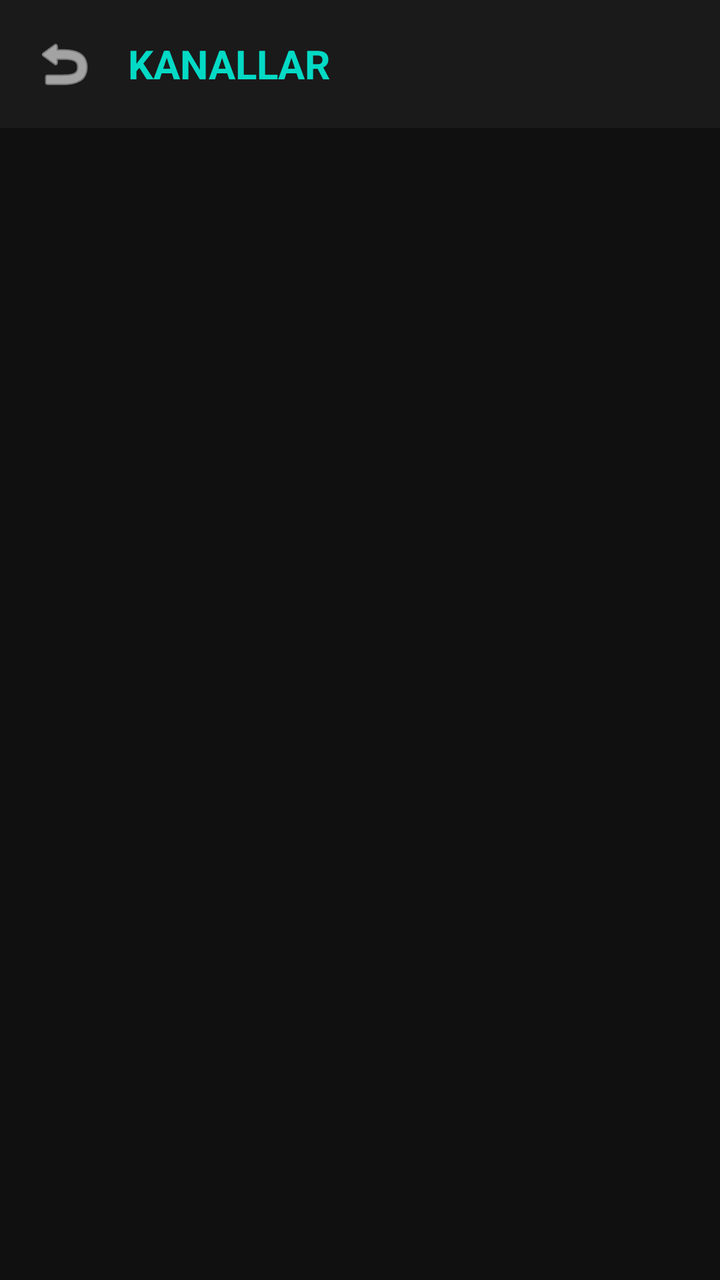
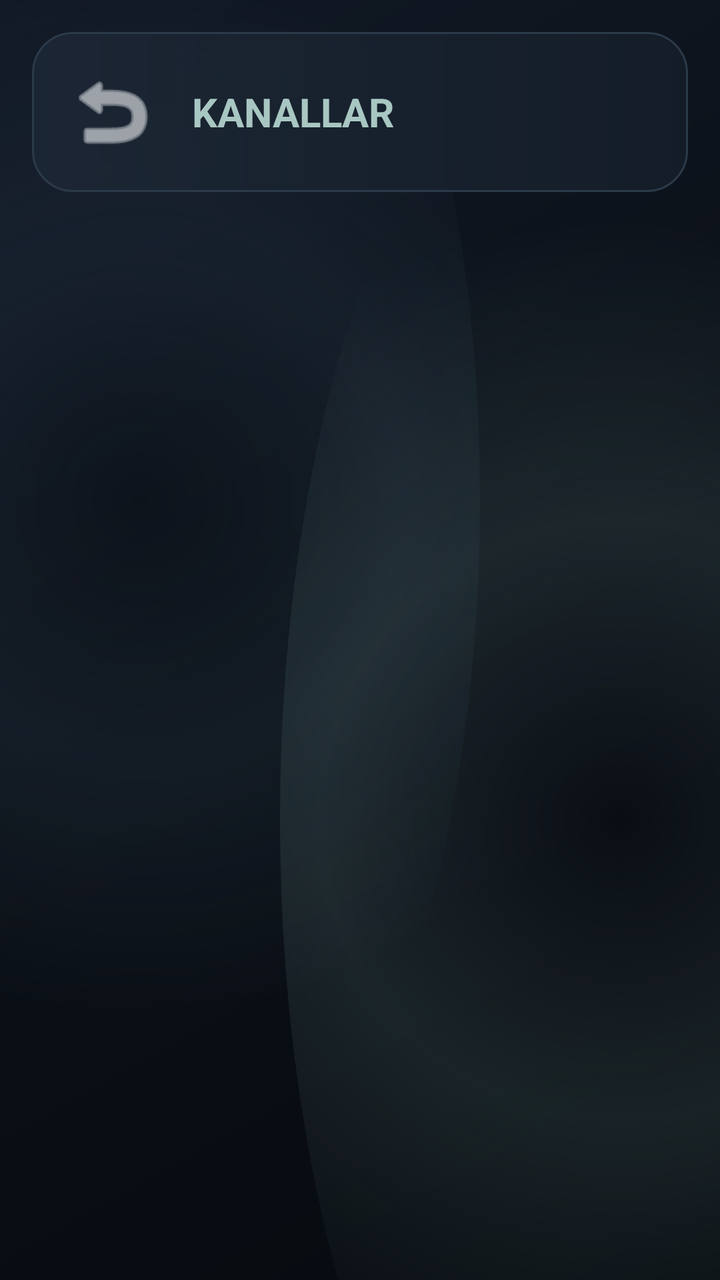

Compare the two renders of this Android layout. The source of the first and the diff that turns it into the second are given below.
<!-- AndroidManifest.xml: application theme Theme.UzunsIPTV -->
<!-- res/layout/activity_live_channel.xml -->
<?xml version="1.0" encoding="utf-8"?>
<androidx.constraintlayout.widget.ConstraintLayout xmlns:android="http://schemas.android.com/apk/res/android"
    xmlns:app="http://schemas.android.com/apk/res-auto"
    xmlns:tools="http://schemas.android.com/tools"
    android:layout_width="match_parent"
    android:layout_height="match_parent"
    android:background="#101010"
    tools:context=".LiveChannelActivity">

    <LinearLayout
        android:id="@+id/topBar"
        android:layout_width="match_parent"
        android:layout_height="wrap_content"
        android:orientation="horizontal"
        android:gravity="center_vertical"
        android:padding="16dp"
        android:background="#1A1A1A"
        app:layout_constraintTop_toTopOf="parent">

        <ImageView
            android:id="@+id/btnBack"
            android:layout_width="32dp"
            android:layout_height="32dp"
            android:src="@android:drawable/ic_menu_revert"
            app:tint="#FFFFFF"
            android:clickable="true"
            android:focusable="true"
            android:background="?attr/selectableItemBackgroundBorderless"/>

        <TextView
            android:id="@+id/tvCategoryTitle"
            android:layout_width="wrap_content"
            android:layout_height="wrap_content"
            android:text="KANALLAR"
            android:textColor="#03DAC5"
            android:textSize="20sp"
            android:textStyle="bold"
            android:layout_marginStart="16dp"/>
    </LinearLayout>

    <ProgressBar
        android:id="@+id/pbLoading"
        android:layout_width="wrap_content"
        android:layout_height="wrap_content"
        android:indeterminateTint="#03DAC5"
        app:layout_constraintTop_toTopOf="parent"
        app:layout_constraintBottom_toBottomOf="parent"
        app:layout_constraintStart_toStartOf="parent"
        app:layout_constraintEnd_toEndOf="parent"/>

    <androidx.recyclerview.widget.RecyclerView
        android:id="@+id/rvChannels"
        android:layout_width="match_parent"
        android:layout_height="0dp"
        android:padding="8dp"
        android:clipToPadding="false"
        app:layout_constraintTop_toBottomOf="@+id/topBar"
        app:layout_constraintBottom_toBottomOf="parent"/>

</androidx.constraintlayout.widget.ConstraintLayout>
<!-- resources referenced by this layout -->
<resources>
  <style name="Theme.UzunsIPTV" parent="Base.Theme.UzunsIPTV" />
  <style name="Base.Theme.UzunsIPTV" parent="Theme.Material3.DayNight.NoActionBar">
          <item name="colorPrimary">@color/app_accent</item>
          <item name="colorOnPrimary">@color/login_button_text</item>
          <item name="colorSecondary">@color/app_accent_deep</item>
          <item name="colorOnSecondary">@color/app_text_primary</item>
          <item name="android:windowBackground">@color/app_bg</item>
          <item name="android:statusBarColor">@android:color/transparent</item>
          <item name="android:navigationBarColor">@color/app_bg</item>
          <item name="android:windowLightStatusBar">false</item>
          <item name="android:textColorPrimary">@color/app_text_primary</item>
          <item name="android:textColorSecondary">@color/app_text_secondary</item>
          <item name="materialCardViewStyle">@style/Uzuns.Card</item>
      </style>
  <color name="app_accent">#E7B267</color>
  <color name="app_accent_deep">#B66A2C</color>
  <color name="app_text_primary">#FFF7ED</color>
  <color name="app_bg">#120E0A</color>
  <color name="app_text_secondary">#D9C7B4</color>
  <style name="Uzuns.Card" parent="Widget.Material3.CardView.Elevated">
          <item name="cardBackgroundColor">@color/app_card</item>
          <item name="cardCornerRadius">24dp</item>
          <item name="cardElevation">0dp</item>
      </style>
  <color name="app_card">#251B13</color>
</resources>

<!-- the commit's change to res/layout/activity_live_channel.xml (unified diff, before → after) -->
@@ -4,7 +4,7 @@
     xmlns:tools="http://schemas.android.com/tools"
     android:layout_width="match_parent"
     android:layout_height="match_parent"
-    android:background="#101010"
+    android:background="@drawable/bg_app_surface"
     tools:context=".LiveChannelActivity">
 
     <LinearLayout
@@ -14,15 +14,16 @@
         android:orientation="horizontal"
         android:gravity="center_vertical"
         android:padding="16dp"
-        android:background="#1A1A1A"
+        android:layout_margin="16dp"
+        android:background="@drawable/bg_toolbar_surface"
         app:layout_constraintTop_toTopOf="parent">
 
         <ImageView
             android:id="@+id/btnBack"
-            android:layout_width="32dp"
-            android:layout_height="32dp"
+            android:layout_width="48dp"
+            android:layout_height="48dp"
             android:src="@android:drawable/ic_menu_revert"
-            app:tint="#FFFFFF"
+            app:tint="@color/app_text_primary"
             android:clickable="true"
             android:focusable="true"
             android:background="?attr/selectableItemBackgroundBorderless"/>
@@ -32,7 +33,7 @@
             android:layout_width="wrap_content"
             android:layout_height="wrap_content"
             android:text="KANALLAR"
-            android:textColor="#03DAC5"
+            android:textColor="@color/app_accent_strong"
             android:textSize="20sp"
             android:textStyle="bold"
             android:layout_marginStart="16dp"/>
@@ -42,7 +43,7 @@
         android:id="@+id/pbLoading"
         android:layout_width="wrap_content"
         android:layout_height="wrap_content"
-        android:indeterminateTint="#03DAC5"
+        android:indeterminateTint="@color/app_accent"
         app:layout_constraintTop_toTopOf="parent"
         app:layout_constraintBottom_toBottomOf="parent"
         app:layout_constraintStart_toStartOf="parent"
<!-- resource entries referenced after the edit -->
@@ -1,6 +1,7 @@
 <!-- resources referenced by this layout -->
 <resources>
   <style name="Theme.UzunsIPTV" parent="Base.Theme.UzunsIPTV" />
+  <color name="app_bg_secondary">#111925</color>
   <style name="Base.Theme.UzunsIPTV" parent="Theme.Material3.DayNight.NoActionBar">
           <item name="colorPrimary">@color/app_accent</item>
           <item name="colorOnPrimary">@color/login_button_text</item>
@@ -12,18 +13,63 @@
           <item name="android:windowLightStatusBar">false</item>
           <item name="android:textColorPrimary">@color/app_text_primary</item>
           <item name="android:textColorSecondary">@color/app_text_secondary</item>
+          <item name="android:fontFamily">sans-serif</item>
+          <item name="android:windowActionModeOverlay">true</item>
           <item name="materialCardViewStyle">@style/Uzuns.Card</item>
       </style>
-  <color name="app_accent">#E7B267</color>
-  <color name="app_accent_deep">#B66A2C</color>
-  <color name="app_text_primary">#FFF7ED</color>
-  <color name="app_bg">#120E0A</color>
-  <color name="app_text_secondary">#D9C7B4</color>
+  <color name="app_accent">#7FA9A3</color>
+  <color name="app_accent_strong">#A9C7C2</color>
+  <color name="app_accent_deep">#587E7A</color>
+  <color name="app_text_primary">#F4F6F8</color>
+  <!-- drawable bg_app_surface (drawable) -->
+  <?xml version="1.0" encoding="utf-8"?>
+  <layer-list xmlns:android="http://schemas.android.com/apk/res/android">
+      <item>
+          <shape android:shape="rectangle">
+              <gradient
+                  android:angle="315"
+                  android:startColor="@color/app_bg_secondary"
+                  android:centerColor="@color/app_bg"
+                  android:endColor="#070B10" />
+          </shape>
+      </item>
+      <item android:top="-140dp" android:left="-100dp" android:right="120dp">
+          <shape android:shape="oval">
+              <gradient
+                  android:type="radial"
+                  android:gradientRadius="260dp"
+                  android:centerColor="#263F5B72"
+                  android:endColor="#000B1017" />
+          </shape>
+      </item>
+      <item android:bottom="-180dp" android:right="-120dp" android:left="140dp">
+          <shape android:shape="oval">
+              <gradient
+                  android:type="radial"
+                  android:gradientRadius="300dp"
+                  android:centerColor="#247FA9A3"
+                  android:endColor="#000B1017" />
+          </shape>
+      </item>
+  </layer-list>
+  <!-- drawable bg_toolbar_surface (drawable) -->
+  <?xml version="1.0" encoding="utf-8"?>
+  <shape xmlns:android="http://schemas.android.com/apk/res/android" android:shape="rectangle">
+      <gradient
+          android:angle="0"
+          android:startColor="#F01B2634"
+          android:endColor="#E0141D28" />
+      <corners android:radius="20dp" />
+      <stroke android:width="1dp" android:color="@color/app_stroke" />
+  </shape>
+  <color name="app_bg">#0B1017</color>
+  <color name="app_stroke">#2B3A49</color>
+  <color name="app_text_secondary">#C4CDD6</color>
   <style name="Uzuns.Card" parent="Widget.Material3.CardView.Elevated">
           <item name="cardBackgroundColor">@color/app_card</item>
-          <item name="cardCornerRadius">24dp</item>
+          <item name="cardCornerRadius">20dp</item>
           <item name="cardElevation">0dp</item>
       </style>
-  <color name="app_card">#251B13</color>
+  <color name="app_card">#18222E</color>
 </resources>
 
